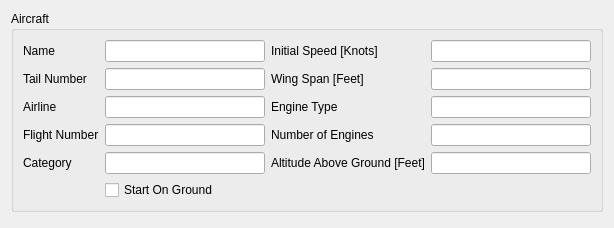
The window that src/UserInterface/src/Widgets/AircraftTypeWidget.ui (till213/SkyDolly) describes before a commit, drawn with Qt 5.
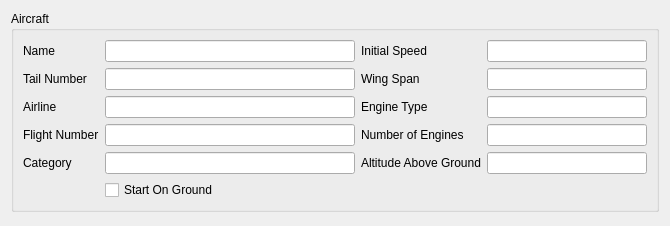
The same window after the commit.

```diff
--- a/src/UserInterface/src/Widgets/AircraftTypeWidget.ui
+++ b/src/UserInterface/src/Widgets/AircraftTypeWidget.ui
@@ -6,8 +6,8 @@
    <rect>
     <x>0</x>
     <y>0</y>
-    <width>596</width>
-    <height>228</height>
+    <width>653</width>
+    <height>226</height>
    </rect>
   </property>
   <property name="windowTitle">
@@ -55,7 +55,7 @@
          <widget class="QLineEdit" name="nameLineEdit">
           <property name="minimumSize">
            <size>
-            <width>160</width>
+            <width>250</width>
             <height>0</height>
            </size>
           </property>
@@ -176,7 +176,7 @@
         <item row="0" column="0">
          <widget class="QLabel" name="label_24">
           <property name="text">
-           <string>Initial Speed [Knots]</string>
+           <string>Initial Speed</string>
           </property>
          </widget>
         </item>
@@ -196,7 +196,7 @@
         <item row="1" column="0">
          <widget class="QLabel" name="label_10">
           <property name="text">
-           <string>Wing Span [Feet]</string>
+           <string>Wing Span</string>
           </property>
          </widget>
         </item>
@@ -265,7 +265,7 @@
         <item row="4" column="0">
          <widget class="QLabel" name="label_26">
           <property name="text">
-           <string>Altitude Above Ground [Feet]</string>
+           <string>Altitude Above Ground</string>
           </property>
          </widget>
         </item>
```
